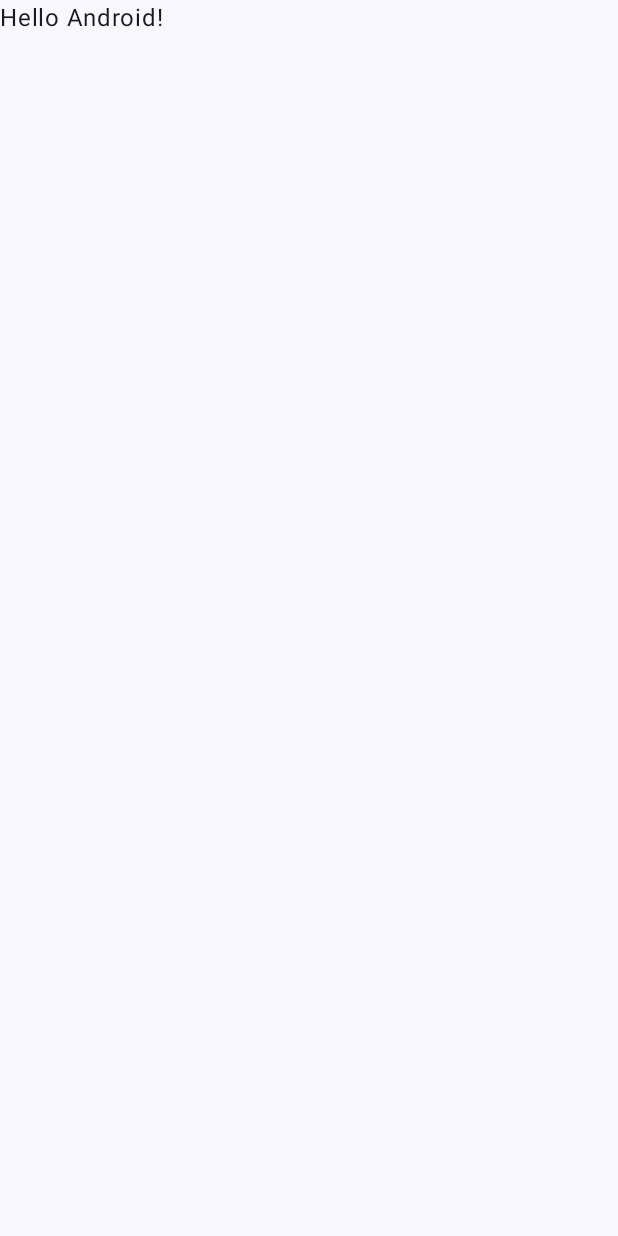
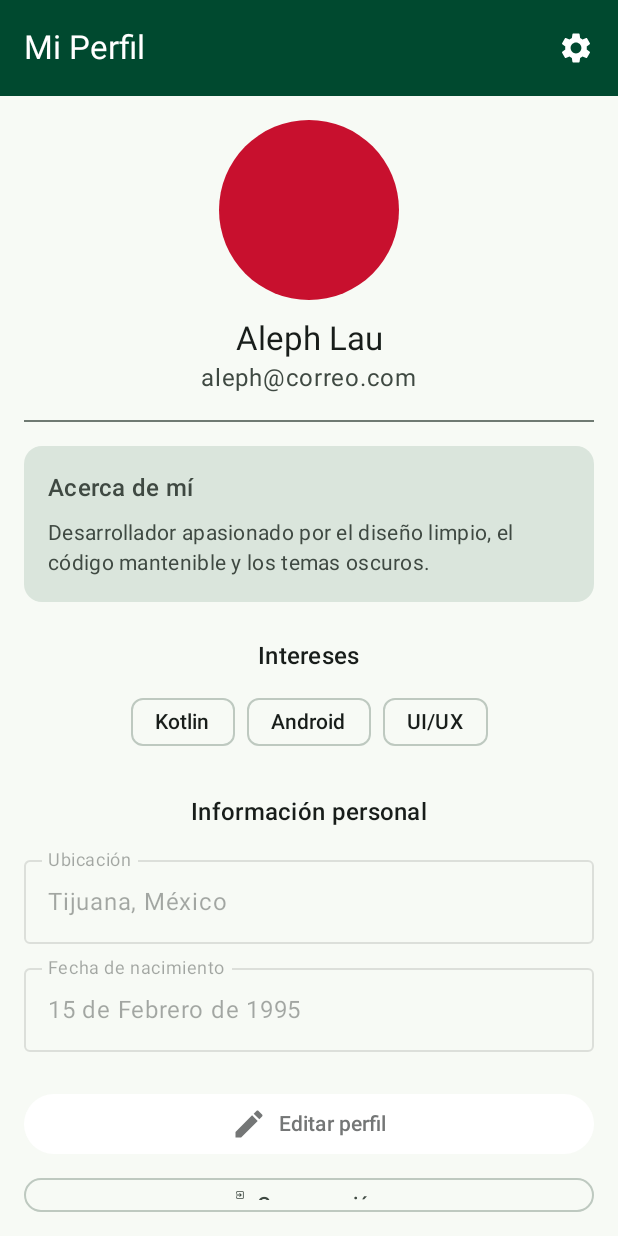
Before and after one commit to AlephCode/project-UABC, an Android app built with Jetpack Compose: the screen it shows after launch (MainActivity), on a phone screen of 412 x 824 dp. Before the commit the screen is almost empty. Run offline under Robolectric (Android 15) with nearby library versions, the phone set to English and light mode, and no system bars.

Commit message:
Add profile-based UI with themed palettes and navigation

```diff
--- a/app/build.gradle.kts
+++ b/app/build.gradle.kts
@@ -40,7 +40,7 @@ android {
 }
 
 dependencies {
-
+    implementation("androidx.navigation:navigation-compose:2.7.6")
     implementation(libs.androidx.core.ktx)
     implementation(libs.androidx.lifecycle.runtime.ktx)
     implementation(libs.androidx.activity.compose)
--- a/app/src/main/java/com/uabc/proyecto/MainActivity.kt
+++ b/app/src/main/java/com/uabc/proyecto/MainActivity.kt
@@ -3,45 +3,12 @@ package com.uabc.proyecto
 import android.os.Bundle
 import androidx.activity.ComponentActivity
 import androidx.activity.compose.setContent
-import androidx.activity.enableEdgeToEdge
-import androidx.compose.foundation.layout.fillMaxSize
-import androidx.compose.foundation.layout.padding
-import androidx.compose.material3.Scaffold
-import androidx.compose.material3.Text
-import androidx.compose.runtime.Composable
-import androidx.compose.ui.Modifier
-import androidx.compose.ui.tooling.preview.Preview
-import com.uabc.proyecto.ui.theme.ProyectoTheme
 
 class MainActivity : ComponentActivity() {
     override fun onCreate(savedInstanceState: Bundle?) {
         super.onCreate(savedInstanceState)
-        enableEdgeToEdge()
         setContent {
-            ProyectoTheme {
-                Scaffold(modifier = Modifier.fillMaxSize()) { innerPadding ->
-                    Greeting(
-                        name = "Android",
-                        modifier = Modifier.padding(innerPadding)
-                    )
-                }
-            }
+            ThemedApp()
         }
     }
 }
-
-@Composable
-fun Greeting(name: String, modifier: Modifier = Modifier) {
-    Text(
-        text = "Hello $name!",
-        modifier = modifier
-    )
-}
-
-@Preview(showBackground = true)
-@Composable
-fun GreetingPreview() {
-    ProyectoTheme {
-        Greeting("Android")
-    }
-}
--- /dev/null
+++ b/app/src/main/java/com/uabc/proyecto/ThemedApp.kt
@@ -0,0 +1,34 @@
+package com.uabc.proyecto
+
+import androidx.compose.material3.*
+import androidx.compose.foundation.isSystemInDarkTheme
+import androidx.compose.runtime.*
+import androidx.navigation.compose.rememberNavController
+import com.uabc.proyecto.themeswitcher.*
+import com.uabc.proyecto.navigation.AppNavigation
+
+
+@Composable
+fun ThemedApp() {
+    var currentTheme by remember { mutableStateOf<AppTheme>(AppTheme.Independencia) }
+
+    val isDark = isSystemInDarkTheme()
+
+    val colors: ColorScheme = when (currentTheme) {
+        is AppTheme.Independencia -> if (isDark) darkIndependenciaScheme else lightIndependenciaScheme
+        is AppTheme.SanValentin -> if (isDark) darkSanValentinScheme else lightSanValentinScheme
+        is AppTheme.Halloween -> if (isDark) darkHalloweenScheme else lightHalloweenScheme
+    }
+
+
+    MaterialTheme(
+        colorScheme = colors,
+        typography = Typography()
+    ) {
+        AppNavigation(
+            navController = rememberNavController(),
+            currentTheme = currentTheme,
+            onThemeSelected = { currentTheme = it }
+        )
+    }
+}
--- /dev/null
+++ b/app/src/main/java/com/uabc/proyecto/navigation/AppNavigation.kt
@@ -0,0 +1,32 @@
+package com.uabc.proyecto.navigation
+
+import androidx.compose.runtime.Composable
+import androidx.navigation.NavHostController
+import androidx.navigation.compose.NavHost
+import androidx.navigation.compose.composable
+import com.uabc.proyecto.themeswitcher.AppTheme
+import com.uabc.proyecto.screens.ProfileScreen
+import com.uabc.proyecto.ui.SettingsScreen
+
+@Composable
+fun AppNavigation(
+    navController: NavHostController,
+    currentTheme: AppTheme,
+    onThemeSelected: (AppTheme) -> Unit
+) {
+    NavHost(navController, startDestination = "profile") {
+        composable("profile") {
+            ProfileScreen(
+                currentTheme = currentTheme,
+                onNavigateToSettings = { navController.navigate("settings") }
+            )
+        }
+        composable("settings") {
+            SettingsScreen(
+                currentTheme = currentTheme,
+                onThemeSelected = onThemeSelected,
+                onBack = { navController.popBackStack() }
+            )
+        }
+    }
+}
--- /dev/null
+++ b/app/src/main/java/com/uabc/proyecto/screens/ProfileScreen.kt
@@ -0,0 +1,154 @@
+package com.uabc.proyecto.screens
+
+import androidx.compose.foundation.background
+import androidx.compose.foundation.layout.*
+import androidx.compose.foundation.shape.CircleShape
+import androidx.compose.foundation.shape.RoundedCornerShape
+import androidx.compose.material.icons.Icons
+import androidx.compose.material.icons.filled.Edit
+import androidx.compose.material.icons.filled.Settings
+import androidx.compose.material.icons.filled.ExitToApp
+
+import androidx.compose.material3.*
+import androidx.compose.runtime.Composable
+import androidx.compose.ui.Alignment
+import androidx.compose.ui.Modifier
+import androidx.compose.ui.draw.clip
+import androidx.compose.ui.unit.dp
+import com.uabc.proyecto.themeswitcher.AppTheme
+
+@OptIn(ExperimentalMaterial3Api::class)
+@Composable
+fun ProfileScreen(
+    currentTheme: AppTheme,
+    onNavigateToSettings: () -> Unit
+) {
+    Scaffold(
+        topBar = {
+            TopAppBar(
+                title = { Text("Mi Perfil") },
+                actions = {
+                    IconButton(onClick = onNavigateToSettings) {
+                        Icon(Icons.Default.Settings, contentDescription = "Ajustes")
+                    }
+                },
+                colors = TopAppBarDefaults.smallTopAppBarColors(
+                    containerColor = MaterialTheme.colorScheme.primary,
+                    titleContentColor = MaterialTheme.colorScheme.onPrimary,
+                    actionIconContentColor = MaterialTheme.colorScheme.onPrimary
+                )
+            )
+        }
+    ) { innerPadding ->
+        Column(
+            modifier = Modifier
+                .padding(innerPadding)
+                .padding(16.dp)
+                .fillMaxSize(),
+            horizontalAlignment = Alignment.CenterHorizontally
+        ) {
+            Box(
+                modifier = Modifier
+                    .size(120.dp)
+                    .clip(CircleShape)
+                    .background(MaterialTheme.colorScheme.tertiaryContainer)
+            )
+
+            Spacer(modifier = Modifier.height(12.dp))
+
+            Text("Aleph Lau", style = MaterialTheme.typography.titleLarge)
+            Text("aleph@correo.com", color = MaterialTheme.colorScheme.onSurfaceVariant)
+
+            Spacer(modifier = Modifier.height(16.dp))
+
+            Divider(color = MaterialTheme.colorScheme.outline)
+
+            Spacer(modifier = Modifier.height(16.dp))
+
+            ElevatedCard(
+                modifier = Modifier.fillMaxWidth(),
+                shape = RoundedCornerShape(12.dp),
+                colors = CardDefaults.elevatedCardColors(
+                    containerColor = MaterialTheme.colorScheme.surfaceVariant
+                )
+            ) {
+                Column(modifier = Modifier.padding(16.dp)) {
+                    Text("Acerca de mí", style = MaterialTheme.typography.titleMedium)
+                    Spacer(modifier = Modifier.height(8.dp))
+                    Text(
+                        "Desarrollador apasionado por el diseño limpio, el código mantenible y los temas oscuros.",
+                        style = MaterialTheme.typography.bodyMedium
+                    )
+                }
+            }
+
+            Spacer(modifier = Modifier.height(24.dp))
+
+            Text("Intereses", style = MaterialTheme.typography.titleMedium)
+
+            Row(
+                horizontalArrangement = Arrangement.spacedBy(8.dp),
+                modifier = Modifier.padding(top = 8.dp)
+            ) {
+                AssistChip(
+                    onClick = { },
+                    label = { Text("Kotlin") }
+                )
+                AssistChip(
+                    onClick = { },
+                    label = { Text("Android") }
+                )
+                AssistChip(
+                    onClick = { },
+                    label = { Text("UI/UX") }
+                )
+            }
+
+            Spacer(modifier = Modifier.height(24.dp))
+
+            Text("Información personal", style = MaterialTheme.typography.titleMedium)
+
+            Spacer(modifier = Modifier.height(12.dp))
+
+            OutlinedTextField(
+                value = "Tijuana, México",
+                onValueChange = {},
+                label = { Text("Ubicación") },
+                enabled = false,
+                modifier = Modifier.fillMaxWidth()
+            )
+
+            Spacer(modifier = Modifier.height(8.dp))
+
+            OutlinedTextField(
+                value = "15 de Febrero de 1995",
+                onValueChange = {},
+                label = { Text("Fecha de nacimiento") },
+                enabled = false,
+                modifier = Modifier.fillMaxWidth()
+            )
+
+            Spacer(modifier = Modifier.height(24.dp))
+
+            FilledTonalButton(
+                onClick = {  },
+                modifier = Modifier.fillMaxWidth()
+            ) {
+                Icon(Icons.Default.Edit, contentDescription = "Editar")
+                Spacer(Modifier.width(8.dp))
+                Text("Editar perfil")
+            }
+
+            Spacer(modifier = Modifier.height(12.dp))
+
+            OutlinedButton(
+                onClick = {  },
+                modifier = Modifier.fillMaxWidth()
+            ) {
+                Icon(Icons.Filled.ExitToApp, contentDescription = "Cerrar sesión")
+                Spacer(Modifier.width(8.dp))
+                Text("Cerrar sesión")
+            }
+        }
+    }
+}
--- /dev/null
+++ b/app/src/main/java/com/uabc/proyecto/screens/SettingsScreen.kt
@@ -0,0 +1,68 @@
+package com.uabc.proyecto.ui
+
+import androidx.compose.foundation.layout.*
+import androidx.compose.material3.*
+import androidx.compose.runtime.*
+import androidx.compose.ui.Modifier
+import androidx.compose.ui.unit.dp
+import com.uabc.proyecto.themeswitcher.AppTheme
+import androidx.compose.material.icons.Icons
+import androidx.compose.material.icons.filled.ArrowBack
+
+@OptIn(ExperimentalMaterial3Api::class)
+@Composable
+fun SettingsScreen(
+    currentTheme: AppTheme,
+    onThemeSelected: (AppTheme) -> Unit,
+    onBack: () -> Unit
+) {
+    val themeOptions = listOf(
+        AppTheme.SanValentin,
+        AppTheme.Independencia,
+        AppTheme.Halloween
+    )
+
+    val themeLabels = mapOf(
+        AppTheme.SanValentin to "San Valentín 💖",
+        AppTheme.Independencia to "Independencia 🇲🇽",
+        AppTheme.Halloween to "Halloween 🎃"
+    )
+
+    Scaffold(
+        topBar = {
+            TopAppBar(
+                title = { Text("Ajustes") },
+                navigationIcon = {
+                    IconButton(onClick = onBack) {
+                        Icon(Icons.Filled.ArrowBack, contentDescription = "Volver")
+                    }
+                }
+            )
+        }
+    ) { innerPadding ->
+        Column(
+            modifier = Modifier
+                .padding(innerPadding)
+                .padding(24.dp)
+                .fillMaxSize(),
+            verticalArrangement = Arrangement.spacedBy(16.dp)
+        ) {
+            Text("Selecciona un tema:", style = MaterialTheme.typography.titleMedium)
+
+            themeOptions.forEach { option ->
+                Button(
+                    onClick = { onThemeSelected(option) },
+                    colors = ButtonDefaults.buttonColors(
+                        containerColor = if (option == currentTheme)
+                            MaterialTheme.colorScheme.secondary
+                        else
+                            MaterialTheme.colorScheme.primary
+                    ),
+                    modifier = Modifier.fillMaxWidth()
+                ) {
+                    Text(themeLabels[option] ?: "Tema")
+                }
+            }
+        }
+    }
+}
--- /dev/null
+++ b/app/src/main/java/com/uabc/proyecto/themeswitcher/AppTheme.kt
@@ -0,0 +1,7 @@
+package com.uabc.proyecto.themeswitcher
+
+sealed class AppTheme {
+    object SanValentin : AppTheme()
+    object Independencia : AppTheme()
+    object Halloween : AppTheme()
+}
--- /dev/null
+++ b/app/src/main/java/com/uabc/proyecto/themeswitcher/ThemePalettes.kt
@@ -0,0 +1,234 @@
+package com.uabc.proyecto.themeswitcher
+
+import androidx.compose.material3.ColorScheme
+import androidx.compose.material3.darkColorScheme
+import androidx.compose.material3.lightColorScheme
+import androidx.compose.ui.graphics.Color
+
+val lightIndependenciaScheme = lightColorScheme(
+    primary = Color(0xFF00492F),
+    onPrimary = Color.White,
+    primaryContainer = Color(0xFF006341),
+    onPrimaryContainer = Color(0xFF8CDCB1),
+    secondary = Color(0xFF5D5F5F),
+    onSecondary = Color.White,
+    secondaryContainer = Color.White,
+    onSecondaryContainer = Color(0xFF747676),
+    tertiary = Color(0xFF9E001F),
+    onTertiary = Color.White,
+    tertiaryContainer = Color(0xFFC8102E),
+    onTertiaryContainer = Color(0xFFFFDAD8),
+    error = Color(0xFF795900),
+    onError = Color.White,
+    errorContainer = Color(0xFFFBC02D),
+    onErrorContainer = Color(0xFF6C5000),
+    background = Color(0xFFF7FAF5),
+    onBackground = Color(0xFF181D1A),
+    surface = Color(0xFFF7FAF5),
+    onSurface = Color(0xFF181D1A),
+    surfaceVariant = Color(0xFFDAE5DC),
+    onSurfaceVariant = Color(0xFF3F4942),
+    outline = Color(0xFF6F7A72),
+    outlineVariant = Color(0xFFBEC9C0),
+    scrim = Color.Black,
+    inverseSurface = Color(0xFF2D312E),
+    inverseOnSurface = Color(0xFFEEF2EC),
+    inversePrimary = Color(0xFF86D7AC),
+    surfaceDim = Color(0xFFD7DBD6),
+    surfaceBright = Color(0xFFF7FAF5),
+    surfaceContainerLowest = Color.White,
+    surfaceContainerLow = Color(0xFFF1F5EF),
+    surfaceContainer = Color(0xFFEBEFEA),
+    surfaceContainerHigh = Color(0xFFE5E9E4),
+    surfaceContainerHighest = Color(0xFFE0E3DE)
+)
+
+val darkIndependenciaScheme = darkColorScheme(
+    primary = Color(0xFF86D7AC),
+    onPrimary = Color(0xFF003823),
+    primaryContainer = Color(0xFF006341),
+    onPrimaryContainer = Color(0xFF8CDCB1),
+    secondary = Color.White,
+    onSecondary = Color(0xFF2F3131),
+    secondaryContainer = Color(0xFFE2E2E2),
+    onSecondaryContainer = Color(0xFF636565),
+    tertiary = Color(0xFFFFB3B1),
+    onTertiary = Color(0xFF680011),
+    tertiaryContainer = Color(0xFFC8102E),
+    onTertiaryContainer = Color(0xFFFFDAD8),
+    error = Color(0xFFFFE2AA),
+    onError = Color(0xFF402D00),
+    errorContainer = Color(0xFFFBC02D),
+    onErrorContainer = Color(0xFF6C5000),
+    background = Color(0xFF101412),
+    onBackground = Color(0xFFE0E3DE),
+    surface = Color(0xFF101412),
+    onSurface = Color(0xFFE0E3DE),
+    surfaceVariant = Color(0xFF3F4942),
+    onSurfaceVariant = Color(0xFFBEC9C0),
+    outline = Color(0xFF89938B),
+    outlineVariant = Color(0xFF3F4942),
+    scrim = Color.Black,
+    inverseSurface = Color(0xFFE0E3DE),
+    inverseOnSurface = Color(0xFF2D312E),
+    inversePrimary = Color(0xFF136C49),
+    surfaceDim = Color(0xFF101412),
+    surfaceBright = Color(0xFF363A37),
+    surfaceContainerLowest = Color(0xFF0B0F0C),
+    surfaceContainerLow = Color(0xFF181D1A),
+    surfaceContainer = Color(0xFF1C211E),
+    surfaceContainerHigh = Color(0xFF272B28),
+    surfaceContainerHighest = Color(0xFF313632)
+)
+
+val lightHalloweenScheme = lightColorScheme(
+    primary = Color(0xFF8B0000),
+    onPrimary = Color.White,
+    primaryContainer = Color(0xFFFF9800),
+    onPrimaryContainer = Color.Black,
+    secondary = Color(0xFF444444),
+    onSecondary = Color.White,
+    secondaryContainer = Color(0xFFFFE0B2),
+    onSecondaryContainer = Color(0xFF3E2723),
+    tertiary = Color(0xFF212121),
+    onTertiary = Color.White,
+    tertiaryContainer = Color(0xFF757575),
+    onTertiaryContainer = Color.Black,
+    error = Color(0xFFD32F2F),
+    onError = Color.White,
+    errorContainer = Color(0xFFFFCDD2),
+    onErrorContainer = Color(0xFFB71C1C),
+    background = Color(0xFFFFF3E0),
+    onBackground = Color(0xFF3E2723),
+    surface = Color(0xFFFFF3E0),
+    onSurface = Color(0xFF3E2723),
+    surfaceVariant = Color(0xFFFFE0B2),
+    onSurfaceVariant = Color(0xFF5D4037),
+    outline = Color(0xFF795548),
+    outlineVariant = Color(0xFFD7CCC8),
+    scrim = Color.Black,
+    inverseSurface = Color(0xFF3E2723),
+    inverseOnSurface = Color.White,
+    inversePrimary = Color(0xFFFFA726),
+    surfaceDim = Color(0xFFFFF3E0),
+    surfaceBright = Color(0xFFFFFDE7),
+    surfaceContainerLowest = Color(0xFFFFF8E1),
+    surfaceContainerLow = Color(0xFFFFECB3),
+    surfaceContainer = Color(0xFFFFE082),
+    surfaceContainerHigh = Color(0xFFFFD54F),
+    surfaceContainerHighest = Color(0xFFFFCA28)
+)
+
+val darkHalloweenScheme = darkColorScheme(
+    primary = Color(0xFFFF9800),
+    onPrimary = Color.Black,
+    primaryContainer = Color(0xFF8B0000),
+    onPrimaryContainer = Color.White,
+    secondary = Color(0xFFBCAAA4),
+    onSecondary = Color.Black,
+    secondaryContainer = Color(0xFF5D4037),
+    onSecondaryContainer = Color.White,
+    tertiary = Color(0xFFBDBDBD),
+    onTertiary = Color.Black,
+    tertiaryContainer = Color(0xFF424242),
+    onTertiaryContainer = Color.White,
+    error = Color(0xFFFFCDD2),
+    onError = Color(0xFFB71C1C),
+    errorContainer = Color(0xFFD32F2F),
+    onErrorContainer = Color.White,
+    background = Color(0xFF212121),
+    onBackground = Color.White,
+    surface = Color(0xFF212121),
+    onSurface = Color.White,
+    surfaceVariant = Color(0xFF424242),
+    onSurfaceVariant = Color(0xFFBDBDBD),
+    outline = Color(0xFF9E9E9E),
+    outlineVariant = Color(0xFF616161),
+    scrim = Color.Black,
+    inverseSurface = Color.White,
+    inverseOnSurface = Color(0xFF212121),
+    inversePrimary = Color(0xFFFFA726),
+    surfaceDim = Color(0xFF121212),
+    surfaceBright = Color(0xFF303030),
+    surfaceContainerLowest = Color(0xFF0D0D0D),
+    surfaceContainerLow = Color(0xFF1A1A1A),
+    surfaceContainer = Color(0xFF2C2C2C),
+    surfaceContainerHigh = Color(0xFF3D3D3D),
+    surfaceContainerHighest = Color(0xFF4E4E4E)
+)
+
+val lightSanValentinScheme = lightColorScheme(
+    primary = Color(0xFFD81B60),
+    onPrimary = Color.White,
+    primaryContainer = Color(0xFFFFC1E3),
+    onPrimaryContainer = Color(0xFF880E4F),
+    secondary = Color(0xFFF06292),
+    onSecondary = Color.Black,
+    secondaryContainer = Color(0xFFFFE1F0),
+    onSecondaryContainer = Color(0xFF880E4F),
+    tertiary = Color(0xFFBA68C8),
+    onTertiary = Color.White,
+    tertiaryContainer = Color(0xFFF3E5F5),
+    onTertiaryContainer = Color(0xFF4A148C),
+    error = Color(0xFFD32F2F),
+    onError = Color.White,
+    errorContainer = Color(0xFFFFCDD2),
+    onErrorContainer = Color(0xFFB71C1C),
+    background = Color(0xFFFFF0F5),
+    onBackground = Color(0xFF4A148C),
+    surface = Color(0xFFFFF0F5),
+    onSurface = Color(0xFF4A148C),
+    surfaceVariant = Color(0xFFE1BEE7),
+    onSurfaceVariant = Color(0xFF6A1B9A),
+    outline = Color(0xFFAB47BC),
+    outlineVariant = Color(0xFFE1BEE7),
+    scrim = Color.Black,
+    inverseSurface = Color(0xFF4A148C),
+    inverseOnSurface = Color.White,
+    inversePrimary = Color(0xFFF48FB1),
+    surfaceDim = Color(0xFFFCE4EC),
+    surfaceBright = Color(0xFFFFF8F9),
+    surfaceContainerLowest = Color(0xFFFFFFFF),
+    surfaceContainerLow = Color(0xFFF8BBD0),
+    surfaceContainer = Color(0xFFF48FB1),
+    surfaceContainerHigh = Color(0xFFF06292),
+    surfaceContainerHighest = Color(0xFFEC407A)
+)
+
+val darkSanValentinScheme = darkColorScheme(
+    primary = Color(0xFFFF80AB),
+    onPrimary = Color.Black,
+    primaryContainer = Color(0xFFD81B60),
+    onPrimaryContainer = Color.White,
+    secondary = Color(0xFFF48FB1),
+    onSecondary = Color.Black,
+    secondaryContainer = Color(0xFFAD1457),
+    onSecondaryContainer = Color.White,
+    tertiary = Color(0xFFCE93D8),
+    onTertiary = Color.Black,
+    tertiaryContainer = Color(0xFF6A1B9A),
+    onTertiaryContainer = Color.White,
+    error = Color(0xFFFFAB91),
+    onError = Color.Black,
+    errorContainer = Color(0xFFD32F2F),
+    onErrorContainer = Color.White,
+    background = Color(0xFF3E0F2A),
+    onBackground = Color.White,
+    surface = Color(0xFF3E0F2A),
+    onSurface = Color.White,
+    surfaceVariant = Color(0xFF6A1B9A),
+    onSurfaceVariant = Color(0xFFD1C4E9),
+    outline = Color(0xFFE1BEE7),
+    outlineVariant = Color(0xFF9C27B0),
+    scrim = Color.Black,
+    inverseSurface = Color.White,
+    inverseOnSurface = Color.Black,
+    inversePrimary = Color(0xFFD81B60),
+    surfaceDim = Color(0xFF3E0F2A),
+    surfaceBright = Color(0xFF880E4F),
+    surfaceContainerLowest = Color(0xFF1C1C1C),
+    surfaceContainerLow = Color(0xFF2D2D2D),
+    surfaceContainer = Color(0xFF424242),
+    surfaceContainerHigh = Color(0xFF616161),
+    surfaceContainerHighest = Color(0xFF757575)
+)
```
